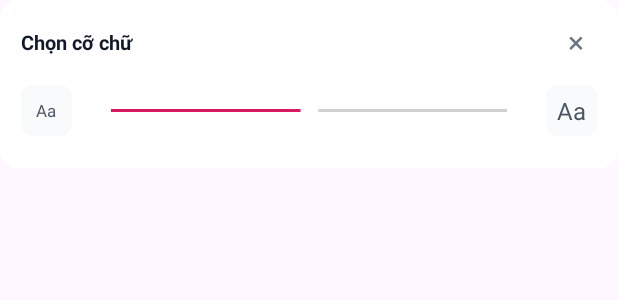
After one commit to TINABJan254/news-management-app, an Android app: the layout dialog_font_size.xml on its own in the app's theme, with its tools: preview values and no code run, on a phone screen of 412 x 824 dp. The commit adds this screen. Shown: the top 300 px of the screen. Run offline under Robolectric (Android 15) with nearby library versions, the phone set to English and light mode, and no system bars.

Commit message:
UI view news detail
- UI change font size

```diff
--- a/app/src/main/AndroidManifest.xml
+++ b/app/src/main/AndroidManifest.xml
@@ -33,6 +33,9 @@
             android:name=".NewsFeedActivity"
             android:exported="false" />
         <activity
+            android:name=".NewsDetailActivity"
+            android:exported="false" />
+        <activity
             android:name=".AddNewsActivity"
             android:exported="false" />
         <activity
--- /dev/null
+++ b/app/src/main/res/drawable/bg_article_options.xml
@@ -0,0 +1,6 @@
+<?xml version="1.0" encoding="utf-8"?>
+<shape xmlns:android="http://schemas.android.com/apk/res/android"
+    android:shape="rectangle">
+    <solid android:color="@color/white" />
+    <corners android:radius="10dp" />
+</shape>
--- /dev/null
+++ b/app/src/main/res/drawable/bg_font_size_button.xml
@@ -0,0 +1,6 @@
+<?xml version="1.0" encoding="utf-8"?>
+<shape xmlns:android="http://schemas.android.com/apk/res/android"
+    android:shape="rectangle">
+    <solid android:color="#F8FAFC" />
+    <corners android:radius="8dp" />
+</shape>
--- /dev/null
+++ b/app/src/main/res/drawable/bg_font_size_dialog.xml
@@ -0,0 +1,6 @@
+<?xml version="1.0" encoding="utf-8"?>
+<shape xmlns:android="http://schemas.android.com/apk/res/android"
+    android:shape="rectangle">
+    <solid android:color="@color/white" />
+    <corners android:radius="12dp" />
+</shape>
--- /dev/null
+++ b/app/src/main/res/layout/dialog_font_size.xml
@@ -0,0 +1,71 @@
+<?xml version="1.0" encoding="utf-8"?>
+<LinearLayout xmlns:android="http://schemas.android.com/apk/res/android"
+    android:layout_width="match_parent"
+    android:layout_height="wrap_content"
+    android:background="@drawable/bg_font_size_dialog"
+    android:orientation="vertical"
+    android:padding="14dp">
+
+    <LinearLayout
+        android:layout_width="match_parent"
+        android:layout_height="wrap_content"
+        android:gravity="center_vertical">
+
+        <TextView
+            android:layout_width="0dp"
+            android:layout_height="wrap_content"
+            android:layout_weight="1"
+            android:text="Chọn cỡ chữ"
+            android:textColor="@color/text_primary"
+            android:textSize="13sp"
+            android:textStyle="bold" />
+
+        <TextView
+            android:id="@+id/btnCloseFontSize"
+            android:layout_width="28dp"
+            android:layout_height="28dp"
+            android:gravity="center"
+            android:text="×"
+            android:textColor="@color/text_muted"
+            android:textSize="20sp" />
+    </LinearLayout>
+
+    <LinearLayout
+        android:layout_width="match_parent"
+        android:layout_height="48dp"
+        android:layout_marginTop="8dp"
+        android:gravity="center_vertical">
+
+        <TextView
+            android:id="@+id/btnSmallFont"
+            android:layout_width="34dp"
+            android:layout_height="34dp"
+            android:background="@drawable/bg_font_size_button"
+            android:gravity="center"
+            android:text="Aa"
+            android:textColor="@color/text_secondary"
+            android:textSize="11sp" />
+
+        <SeekBar
+            android:id="@+id/fontSizeSeekBar"
+            android:layout_width="0dp"
+            android:layout_height="wrap_content"
+            android:layout_marginStart="10dp"
+            android:layout_marginEnd="10dp"
+            android:layout_weight="1"
+            android:max="2"
+            android:progress="1"
+            android:progressTint="#D81B60"
+            android:thumbTint="@color/white" />
+
+        <TextView
+            android:id="@+id/btnLargeFont"
+            android:layout_width="34dp"
+            android:layout_height="34dp"
+            android:background="@drawable/bg_font_size_button"
+            android:gravity="center"
+            android:text="Aa"
+            android:textColor="@color/text_secondary"
+            android:textSize="16sp" />
+    </LinearLayout>
+</LinearLayout>
--- /dev/null
+++ b/app/src/main/res/values/dimens.xml
@@ -0,0 +1,6 @@
+<?xml version="1.0" encoding="utf-8"?>
+<resources>
+    <dimen name="article_options_width">158dp</dimen>
+    <dimen name="article_options_offset">8dp</dimen>
+    <dimen name="font_size_dialog_width">270dp</dimen>
+</resources>
```
Also changed, not shown: app/src/main/java/com/example/newsmanagement/NewsDetailActivity.java (added, +137 -0 lines), app/src/main/java/com/example/newsmanagement/NewsFeedActivity.java (+5 -2 lines), app/src/main/res/layout/activity_news_detail.xml (added, +129 -0 lines), app/src/main/res/layout/popup_article_options.xml (added, +70 -0 lines), app/src/main/res/values/themes.xml (+18 -0 lines).
